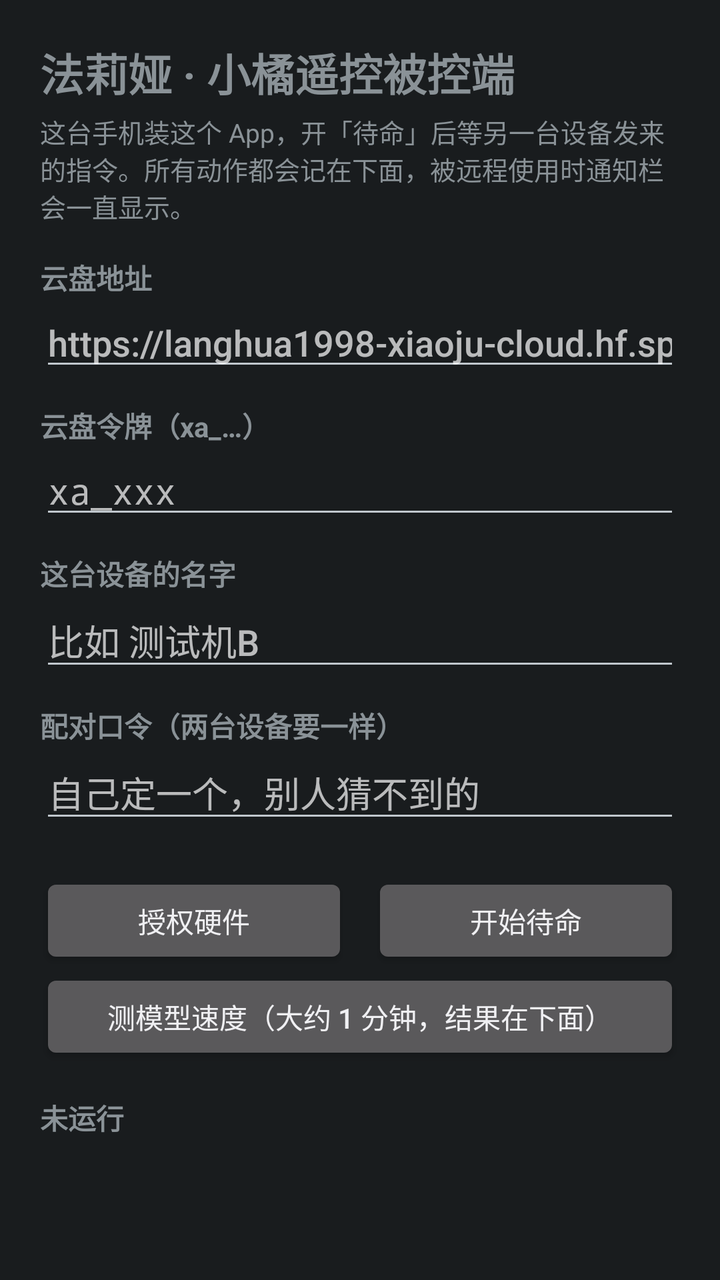
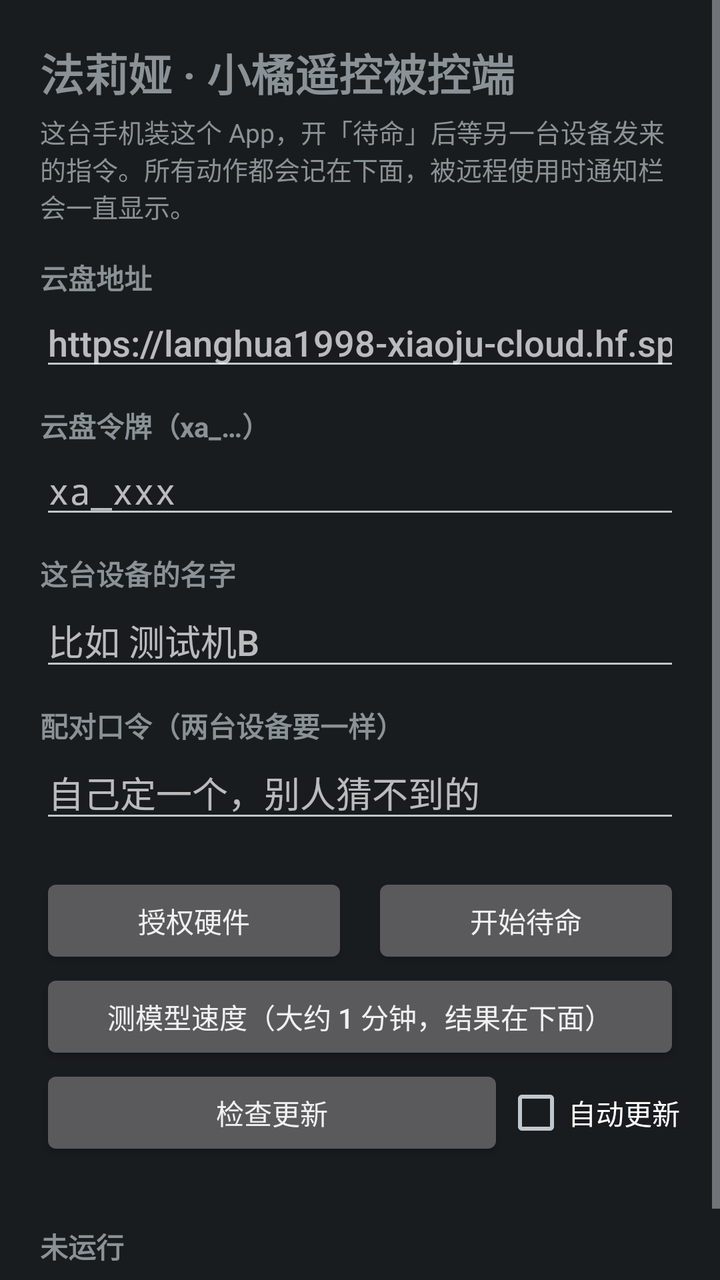

Screens rendered from an Android XML layout before and after an edit, with the pre-edit source and the edit as a unified diff.
<!-- AndroidManifest.xml: application theme android:Theme.DeviceDefault -->
<!-- res/layout/activity_main.xml -->
<?xml version="1.0" encoding="utf-8"?>
<ScrollView xmlns:android="http://schemas.android.com/apk/res/android"
    android:layout_width="match_parent"
    android:layout_height="match_parent"
    android:fillViewport="true">

    <LinearLayout
        android:layout_width="match_parent"
        android:layout_height="wrap_content"
        android:orientation="vertical"
        android:padding="20dp">

        <TextView
            android:layout_width="wrap_content"
            android:layout_height="wrap_content"
            android:text="法莉娅 · 小橘遥控被控端"
            android:textSize="22sp"
            android:textStyle="bold"
            android:paddingBottom="4dp" />

        <TextView
            android:layout_width="match_parent"
            android:layout_height="wrap_content"
            android:text="这台手机装这个 App，开「待命」后等另一台设备发来的指令。所有动作都会记在下面，被远程使用时通知栏会一直显示。"
            android:textSize="13sp"
            android:paddingBottom="16dp" />

        <TextView android:layout_width="wrap_content" android:layout_height="wrap_content" android:text="云盘地址" android:textStyle="bold" />
        <EditText
            android:id="@+id/base"
            android:layout_width="match_parent"
            android:layout_height="wrap_content"
            android:hint="https://langhua1998-xiaoju-cloud.hf.space"
            android:inputType="textUri"
            android:singleLine="true" />

        <TextView android:layout_width="wrap_content" android:layout_height="wrap_content" android:text="云盘令牌（xa_…）" android:textStyle="bold" android:paddingTop="12dp" />
        <EditText
            android:id="@+id/token"
            android:layout_width="match_parent"
            android:layout_height="wrap_content"
            android:hint="xa_xxx"
            android:inputType="textPassword"
            android:singleLine="true" />

        <TextView android:layout_width="wrap_content" android:layout_height="wrap_content" android:text="这台设备的名字" android:textStyle="bold" android:paddingTop="12dp" />
        <EditText
            android:id="@+id/device"
            android:layout_width="match_parent"
            android:layout_height="wrap_content"
            android:hint="比如 测试机B"
            android:inputType="text"
            android:singleLine="true" />

        <TextView android:layout_width="wrap_content" android:layout_height="wrap_content" android:text="配对口令（两台设备要一样）" android:textStyle="bold" android:paddingTop="12dp" />
        <EditText
            android:id="@+id/pair"
            android:layout_width="match_parent"
            android:layout_height="wrap_content"
            android:hint="自己定一个，别人猜不到的"
            android:inputType="textPassword"
            android:singleLine="true" />

        <LinearLayout
            android:layout_width="match_parent"
            android:layout_height="wrap_content"
            android:orientation="horizontal"
            android:paddingTop="20dp">
            <Button
                android:id="@+id/perms"
                android:layout_width="0dp"
                android:layout_weight="1"
                android:layout_height="wrap_content"
                android:text="授权硬件" />
            <Space android:layout_width="12dp" android:layout_height="wrap_content" />
            <Button
                android:id="@+id/toggle"
                android:layout_width="0dp"
                android:layout_weight="1"
                android:layout_height="wrap_content"
                android:text="开始待命" />
        </LinearLayout>

        <Button
            android:id="@+id/bench"
            android:layout_width="match_parent"
            android:layout_height="wrap_content"
            android:text="测模型速度（大约 1 分钟，结果在下面）" />

        <TextView
            android:id="@+id/status"
            android:layout_width="match_parent"
            android:layout_height="wrap_content"
            android:text="未运行"
            android:textStyle="bold"
            android:paddingTop="16dp"
            android:paddingBottom="8dp" />

        <TextView
            android:id="@+id/log"
            android:layout_width="match_parent"
            android:layout_height="wrap_content"
            android:fontFamily="monospace"
            android:textSize="12sp"
            android:text="" />
    </LinearLayout>
</ScrollView>
<!-- resources referenced by this layout -->
<resources>

</resources>

<!-- the commit's change to res/layout/activity_main.xml (unified diff, before → after) -->
@@ -87,6 +87,31 @@
             android:layout_height="wrap_content"
             android:text="测模型速度（大约 1 分钟，结果在下面）" />
 
+        <LinearLayout
+            android:layout_width="match_parent"
+            android:layout_height="wrap_content"
+            android:orientation="horizontal"
+            android:gravity="center_vertical">
+            <Button
+                android:id="@+id/update"
+                android:layout_width="0dp"
+                android:layout_weight="1"
+                android:layout_height="wrap_content"
+                android:text="检查更新" />
+            <CheckBox
+                android:id="@+id/autoUpdate"
+                android:layout_width="wrap_content"
+                android:layout_height="wrap_content"
+                android:text="自动更新" />
+        </LinearLayout>
+
+        <TextView
+            android:id="@+id/version"
+            android:layout_width="match_parent"
+            android:layout_height="wrap_content"
+            android:textSize="12sp"
+            android:text="" />
+
         <TextView
             android:id="@+id/status"
             android:layout_width="match_parent"
